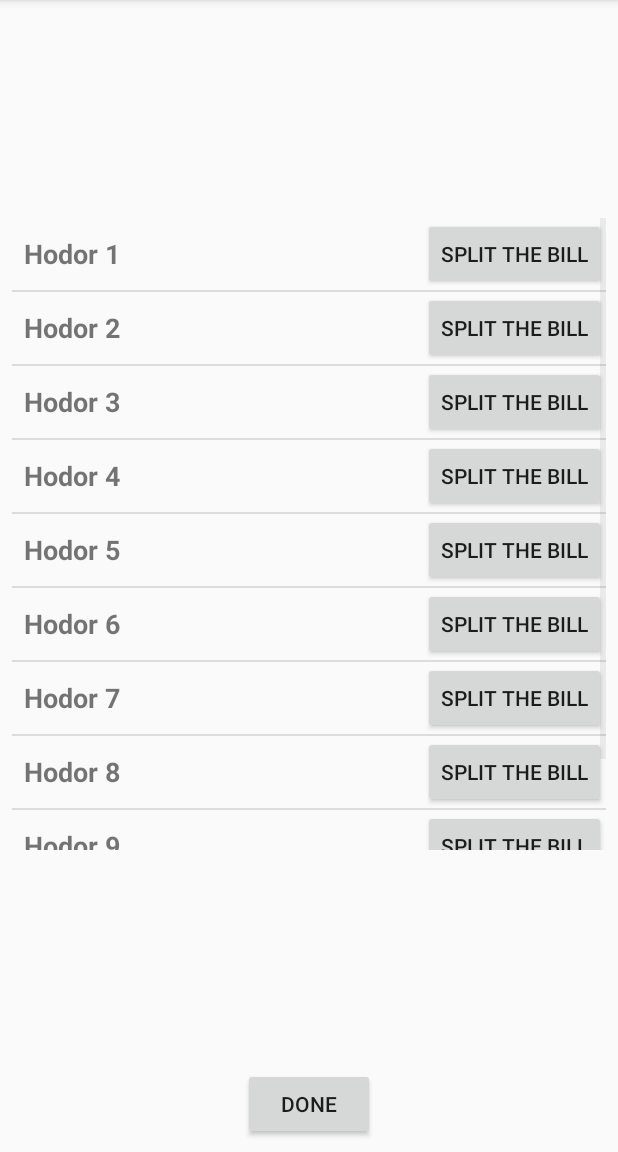
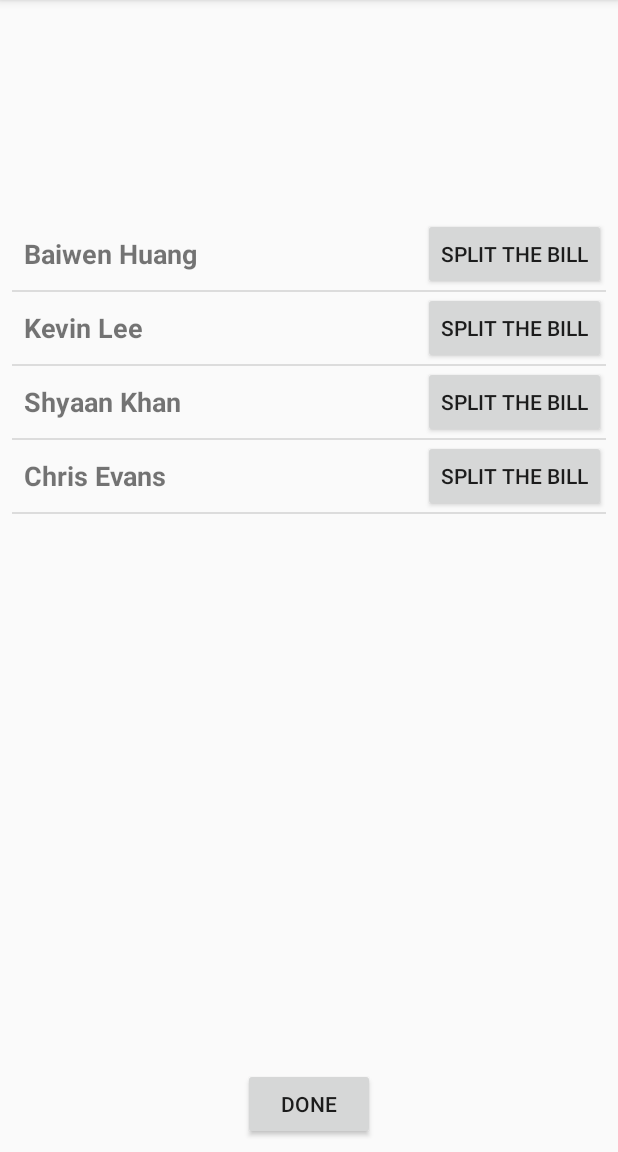
Before and after one commit to GummyVites/Reciept, an Android app: the splitBill screen opened directly, with no data from a screen before it, on a phone screen of 412 x 824 dp, the part 84-1236 px from its top. Run offline under Robolectric (Android 15) with nearby library versions, the phone set to English and light mode, and no system bars.

```diff
--- a/app/src/main/java/com/example/kevinlee/buttonboy/friends.java
+++ b/app/src/main/java/com/example/kevinlee/buttonboy/friends.java
@@ -3,4 +3,8 @@ package com.example.kevinlee.buttonboy;
 public class friends {
     public String name;
     public Float money;
+
+    public friends(String name){
+        this.name=name;
+    }
 }
--- a/app/src/main/java/com/example/kevinlee/buttonboy/splitBill.java
+++ b/app/src/main/java/com/example/kevinlee/buttonboy/splitBill.java
@@ -23,9 +23,10 @@ public class splitBill extends AppCompatActivity {
         setContentView(R.layout.activity_split_bill);
 
         ArrayList<receipt> list = new ArrayList<receipt>();
-        for (int i = 1; i <= 10; ++i) {
+        String[] names = {"Baiwen Huang", "Kevin Lee", "Shyaan Khan", "Chris Evans"};
+        for (int i = 0; i <= 3; ++i) {
             receipt temp = new receipt();
-            temp.name = "Hodor " + i;
+            temp.name = names[i];
             temp.itemPrices = new ArrayList<Float>();
             temp.itemNames = new ArrayList<String>();
             for (int j=0; j<i; ++j) {
```
Also changed, not shown: app/src/main/java/com/example/kevinlee/buttonboy/OCRActivity.java (+13 -9 lines), app/src/main/java/com/example/kevinlee/buttonboy/recieptItemAdapter.java (+10 -6 lines).
